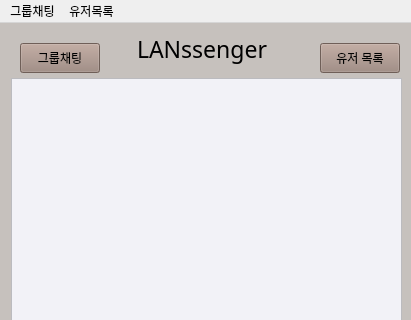
TaehyunJeon0203/lanssenger, file src/client/gui/mainwindow.ui: the form before one commit; both pictures show x 0 to 411 and y 0 to 320 of the 411 by 691 pixel window.
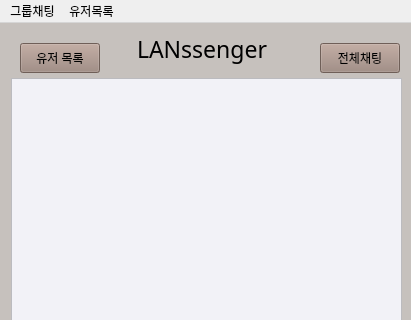
The form after the commit. The open tabs and pages were chosen to show the change.

Commit message: 버튼 위치 변경

What changed in the file:
```diff
--- a/src/client/gui/mainwindow.ui
+++ b/src/client/gui/mainwindow.ui
@@ -170,7 +170,7 @@
      <widget class="QPushButton" name="userListButton2">
       <property name="geometry">
        <rect>
-        <x>320</x>
+        <x>20</x>
         <y>20</y>
         <width>80</width>
         <height>30</height>
@@ -205,7 +205,7 @@
      <widget class="QPushButton" name="mainChatButton">
       <property name="geometry">
        <rect>
-        <x>20</x>
+        <x>320</x>
         <y>20</y>
         <width>80</width>
         <height>30</height>
@@ -215,7 +215,7 @@
        <string notr="true">background-color: #9C857B</string>
       </property>
       <property name="text">
-       <string>그룹채팅</string>
+       <string>전체채팅</string>
       </property>
      </widget>
     </widget>
```
The commit also changes 1 other file.
